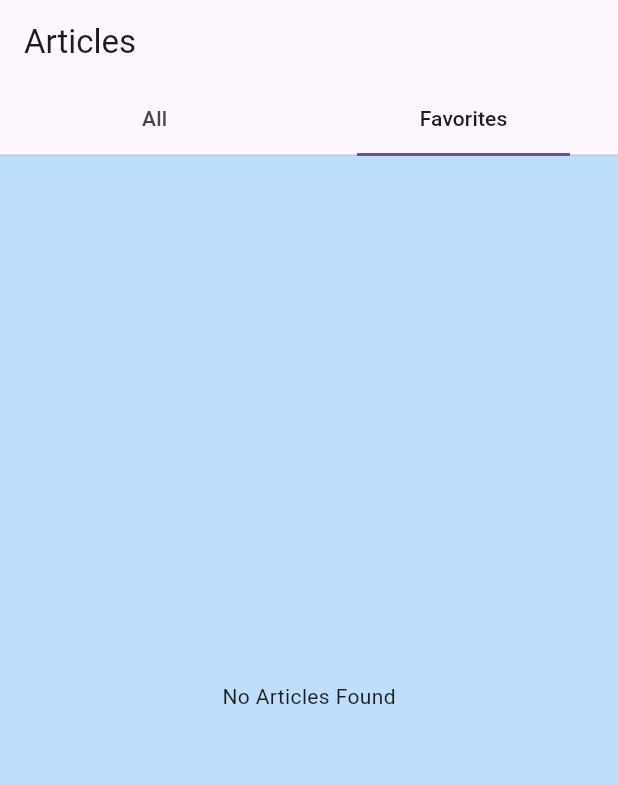
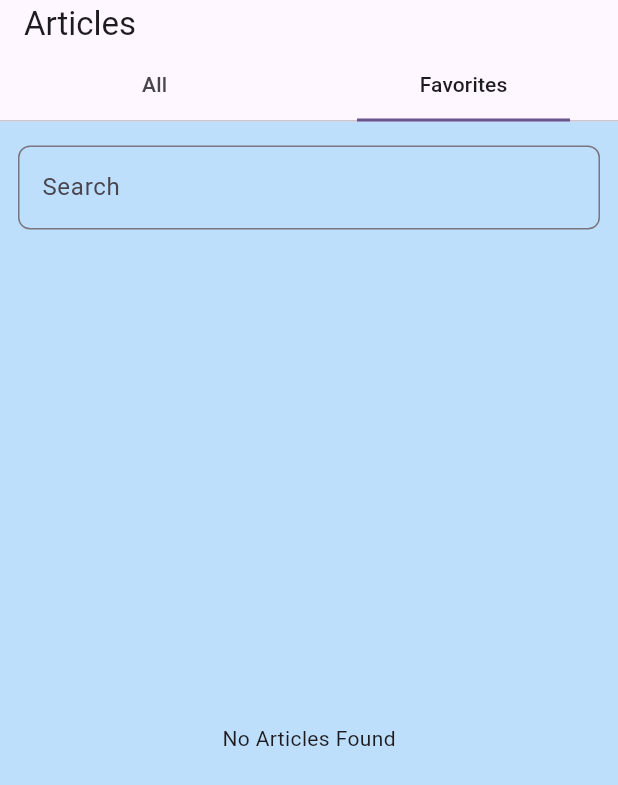
Before and after one commit to Priyanshu078/articles_app, a Flutter app: the screen it shows after launch, tab 2 chosen, on a phone screen of 412 x 824 dp. Shown: the top 785 px of the screen. Run offline on Flutter 3.47's test engine with Material 3 defaults, Android fonts, the phone set to English and light mode, and no system bars; our stand-ins replace dio, equatable, get_it, shared_preferences; network calls fail.

Commit message:
favorite articles done

```diff
--- a/lib/articles_feature/data/models/article_model.dart
+++ b/lib/articles_feature/data/models/article_model.dart
@@ -4,11 +4,11 @@ class ArticleModel extends ArticleEntity {
   const ArticleModel({required super.title, required super.body, required super.isFavorite});
 
   factory ArticleModel.fromJson(Map<String, dynamic> json) {
-    return ArticleModel(title: json['title'], body: json['body'], isFavorite: false);
+    return ArticleModel(title: json['title'], body: json['body'], isFavorite: json['isFavorite'] ?? false);
   }
 
   Map<String, dynamic> toJson() {
-    return {"title": title, "body": body};
+    return {"title": title, "body": body, "isFavorite": isFavorite};
   }
 
   ArticleEntity toEntity() {
--- a/lib/articles_feature/domain/entities/article_entity.dart
+++ b/lib/articles_feature/domain/entities/article_entity.dart
@@ -8,5 +8,9 @@ class ArticleEntity extends Equatable {
   const ArticleEntity({required this.title, required this.body, required this.isFavorite});
 
   @override
-  List<Object?> get props => [title, body, isFavorite];
+  List<Object?> get props => [title, body];
+
+  ArticleEntity copyWith({String? title, String? body, bool? isFavorite}) {
+    return ArticleEntity(title: title ?? this.title, body: body ?? this.body, isFavorite: isFavorite ?? this.isFavorite);
+  }
 }
--- a/lib/articles_feature/domain/repositories/article_repository.dart
+++ b/lib/articles_feature/domain/repositories/article_repository.dart
@@ -3,4 +3,6 @@ import 'package:articles_app_bharatnxt_assignment/articles_feature/domain/entiti
 abstract class ArticleRepository {
   Future<List<ArticleEntity>> getAllArticles();
   Future<List<ArticleEntity>> getFavoriteArticles();
+  Future<void> saveFavoriteArticle(ArticleEntity articleEntity);
+  Future<void> deleteFavoriteArticle(ArticleEntity articleEntity);
 }
--- /dev/null
+++ b/lib/articles_feature/domain/usecases/delete_favorite_article_usecase.dart
@@ -0,0 +1,12 @@
+import 'package:articles_app_bharatnxt_assignment/articles_feature/domain/entities/article_entity.dart';
+import 'package:articles_app_bharatnxt_assignment/articles_feature/domain/repositories/article_repository.dart';
+
+class DeleteFavoriteArticleUsecase {
+  final ArticleRepository repository;
+
+  DeleteFavoriteArticleUsecase(this.repository);
+
+  Future<void> call(ArticleEntity article) async {
+    await repository.deleteFavoriteArticle(article);
+  }
+}
--- /dev/null
+++ b/lib/articles_feature/domain/usecases/save_favorite_article_usecase.dart
@@ -0,0 +1,12 @@
+import 'package:articles_app_bharatnxt_assignment/articles_feature/domain/entities/article_entity.dart';
+import 'package:articles_app_bharatnxt_assignment/articles_feature/domain/repositories/article_repository.dart';
+
+class SaveFavoriteArticleUsecase {
+  final ArticleRepository repository;
+
+  SaveFavoriteArticleUsecase(this.repository);
+
+  Future<void> call(ArticleEntity article) async {
+    await repository.saveFavoriteArticle(article);
+  }
+}
--- /dev/null
+++ b/lib/articles_feature/presentation/screens/article_list_screen.dart
@@ -0,0 +1,75 @@
+import 'package:articles_app_bharatnxt_assignment/articles_feature/presentation/viewmodels/articles_view_model.dart';
+import 'package:articles_app_bharatnxt_assignment/articles_feature/presentation/widgets/articles_list_widget.dart';
+import 'package:articles_app_bharatnxt_assignment/core/constants/app_strings.dart';
+import 'package:flutter/material.dart';
+import 'package:provider/provider.dart';
+
+class ArticleListScreen extends StatefulWidget {
+  const ArticleListScreen({super.key});
+
+  @override
+  State<ArticleListScreen> createState() => _ArticleListScreenState();
+}
+
+class _ArticleListScreenState extends State<ArticleListScreen> with SingleTickerProviderStateMixin {
+  late final TabController _tabController;
+
+  @override
+  void initState() {
+    super.initState();
+    _tabController = TabController(length: 2, vsync: this);
+  }
+
+  @override
+  Widget build(BuildContext context) {
+    return Scaffold(
+      backgroundColor: Theme.of(context).primaryColorLight.withAlpha(500),
+      appBar: AppBar(
+        centerTitle: false,
+        title: Text(AppStrings.articles, style: Theme.of(context).textTheme.titleLarge),
+        bottom: PreferredSize(
+          preferredSize: Size(double.infinity, 25),
+          child: TabBar(
+            indicatorPadding: EdgeInsets.symmetric(horizontal: 32),
+            indicatorSize: TabBarIndicatorSize.tab,
+            labelStyle: Theme.of(context).textTheme.titleSmall,
+            controller: _tabController,
+            tabs: [Tab(text: AppStrings.all), Tab(text: AppStrings.favorites)],
+          ),
+        ),
+      ),
+      body: SafeArea(
+        child: TabBarView(
+          controller: _tabController,
+          children: [
+            Consumer<ArticlesViewModel>(
+              builder: (context, viewModel, _) {
+                return ArticleListWidget(
+                  articleList: viewModel.allArticles,
+                  refreshArticleList: () => viewModel.getAllArticles(shouldNotify: true),
+                  uiState: viewModel.uiState,
+                );
+              },
+            ),
+            Consumer<ArticlesViewModel>(
+              builder: (context, viewModel, _) {
+                return ArticleListWidget(
+                  articleList: viewModel.favoriteArticles,
+                  refreshArticleList: () => viewModel.getFavoriteArticles(shouldNotify: true),
+                  uiState: viewModel.favArticlesUIState,
+                  isFavoriteList: true,
+                );
+              },
+            ),
+          ],
+        ),
+      ),
+    );
+  }
+
+  @override
+  void dispose() {
+    _tabController.dispose();
+    super.dispose();
+  }
+}
--- a/lib/articles_feature/presentation/screens/articles_screen.dart
+++ /dev/null
@@ -1,64 +0,0 @@
-import 'package:articles_app_bharatnxt_assignment/articles_feature/domain/usecases/get_all_articles_usecase.dart';
-import 'package:articles_app_bharatnxt_assignment/articles_feature/domain/usecases/get_favorite_articles_usecase.dart';
-import 'package:articles_app_bharatnxt_assignment/articles_feature/presentation/viewmodels/articles_view_model.dart';
-import 'package:articles_app_bharatnxt_assignment/articles_feature/presentation/widgets/articles_list_widget.dart';
-import 'package:articles_app_bharatnxt_assignment/core/constants/app_strings.dart';
-import 'package:articles_app_bharatnxt_assignment/core/dependency_injection/injection.dart';
-import 'package:flutter/material.dart';
-import 'package:provider/provider.dart';
-
-class ArticlesScreen extends StatefulWidget {
-  const ArticlesScreen({super.key});
-
-  @override
-  State<ArticlesScreen> createState() => _ArticlesScreenState();
-}
-
-class _ArticlesScreenState extends State<ArticlesScreen> with SingleTickerProviderStateMixin {
-  late final TabController _tabController;
-
-  @override
-  void initState() {
-    super.initState();
-    _tabController = TabController(length: 2, vsync: this);
-  }
-
-  @override
-  Widget build(BuildContext context) {
-    return Scaffold(
-      backgroundColor: Theme.of(context).primaryColorLight.withAlpha(500),
-      appBar: AppBar(
-        centerTitle: false,
-        title: Text(AppStrings.articles, style: Theme.of(context).textTheme.titleLarge),
-        bottom: TabBar(
-          indicatorPadding: EdgeInsets.symmetric(horizontal: 32),
-          indicatorSize: TabBarIndicatorSize.tab,
-          labelStyle: Theme.of(context).textTheme.titleSmall,
-          controller: _tabController,
-          tabs: [Tab(text: AppStrings.all), Tab(text: AppStrings.favorites)],
-        ),
-      ),
-      body: SafeArea(
-        child: TabBarView(
-          controller: _tabController,
-          children: [
-            ChangeNotifierProvider(
-              create: (context) => ArticlesViewModel(getIt<GetAllArticlesUsecase>(), getIt<GetFavoriteArticlesUsecase>(), isFavorite: false),
-              child: ArticleListWidget(),
-            ),
-            ChangeNotifierProvider(
-              create: (context) => ArticlesViewModel(getIt<GetAllArticlesUsecase>(), getIt<GetFavoriteArticlesUsecase>(), isFavorite: true),
-              child: ArticleListWidget(),
-            ),
-          ],
-        ),
-      ),
-    );
-  }
-
-  @override
-  void dispose() {
-    _tabController.dispose();
-    super.dispose();
-  }
-}
--- a/lib/articles_feature/presentation/viewmodels/articles_view_model.dart
+++ b/lib/articles_feature/presentation/viewmodels/articles_view_model.dart
@@ -1,38 +1,74 @@
 import 'package:articles_app_bharatnxt_assignment/articles_feature/domain/entities/article_entity.dart';
+import 'package:articles_app_bharatnxt_assignment/articles_feature/domain/usecases/delete_favorite_article_usecase.dart';
 import 'package:articles_app_bharatnxt_assignment/articles_feature/domain/usecases/get_all_articles_usecase.dart';
 import 'package:articles_app_bharatnxt_assignment/articles_feature/domain/usecases/get_favorite_articles_usecase.dart';
+import 'package:articles_app_bharatnxt_assignment/articles_feature/domain/usecases/save_favorite_article_usecase.dart';
 import 'package:articles_app_bharatnxt_assignment/core/enums/ui_state_enum.dart';
 import 'package:flutter/material.dart';
 
 class ArticlesViewModel extends ChangeNotifier {
-  ArticlesViewModel(this._getAllArticlesUsecase, this._getFavoriteArticlesUsecase, {this.isFavorite = false}) {
-    getArticles();
+  ArticlesViewModel(
+    this._getAllArticlesUsecase,
+    this._getFavoriteArticlesUsecase,
+    this._saveFavoriteArticleUsecase,
+    this._deleteFavoriteArticleUsecase,
+  ) {
+    getAllArticles();
+    getFavoriteArticles();
   }
 
   final GetAllArticlesUsecase _getAllArticlesUsecase;
   final GetFavoriteArticlesUsecase _getFavoriteArticlesUsecase;
-  final bool isFavorite;
+  final SaveFavoriteArticleUsecase _saveFavoriteArticleUsecase;
+  final DeleteFavoriteArticleUsecase _deleteFavoriteArticleUsecase;
 
-  final List<ArticleEntity> _articles = [];
-  List<ArticleEntity> get articles => _articles;
+  final List<ArticleEntity> _allArticles = [];
+  List<ArticleEntity> get allArticles => _allArticles;
+
+  final List<ArticleEntity> _favoriteArticles = [];
+  List<ArticleEntity> get favoriteArticles => _favoriteArticles;
 
   UIState _uiState = UIState.empty;
   UIState get uiState => _uiState;
 
-  Future<void> getArticles({bool shouldNotify = false}) async {
-    _articles.clear();
+  UIState _favArticlesUIState = UIState.empty;
+  UIState get favArticlesUIState => _favArticlesUIState;
+
+  Future<void> getAllArticles({bool shouldNotify = false}) async {
+    _allArticles.clear();
     _uiState = UIState.loading;
     if (shouldNotify) notifyListeners();
-    List<ArticleEntity> response;
-    if (isFavorite) {
-      response = await _getFavoriteArticlesUsecase();
-    } else {
-      response = await _getAllArticlesUsecase();
-    }
+    List<ArticleEntity> response = await _getAllArticlesUsecase();
     if (response.isNotEmpty) {
-      _articles.addAll(response);
+      _allArticles.addAll(response);
     }
     _uiState = UIState.loaded;
     notifyListeners();
   }
+
+  Future<void> getFavoriteArticles({bool shouldNotify = false}) async {
+    _favoriteArticles.clear();
+    _favArticlesUIState = UIState.loading;
+    if (shouldNotify) notifyListeners();
+    List<ArticleEntity> response = await _getFavoriteArticlesUsecase();
+    if (response.isNotEmpty) {
+      _favoriteArticles.addAll(response);
+    }
+    _favArticlesUIState = UIState.loaded;
+    notifyListeners();
+  }
+
+  Future<void> markFavorite(int index) async {
+    final article = _allArticles[index];
+    final updatedArticle = article.copyWith(isFavorite: !article.isFavorite);
+    _allArticles[index] = updatedArticle;
+    notifyListeners();
+    if (!_favoriteArticles.contains(updatedArticle) && updatedArticle.isFavorite) {
+      _favoriteArticles.add(updatedArticle);
+      await _saveFavoriteArticleUsecase(updatedArticle);
+    } else if (!updatedArticle.isFavorite) {
+      _favoriteArticles.remove(updatedArticle);
+      await _deleteFavoriteArticleUsecase(updatedArticle);
+    }
+  }
 }
--- a/lib/articles_feature/presentation/widgets/articles_list_widget.dart
+++ b/lib/articles_feature/presentation/widgets/articles_list_widget.dart
@@ -1,42 +1,106 @@
 import 'package:articles_app_bharatnxt_assignment/articles_feature/domain/entities/article_entity.dart';
+import 'package:articles_app_bharatnxt_assignment/articles_feature/presentation/screens/article_detail_screen.dart';
 import 'package:articles_app_bharatnxt_assignment/articles_feature/presentation/viewmodels/articles_view_model.dart';
 import 'package:articles_app_bharatnxt_assignment/articles_feature/presentation/widgets/article_list_item_widget.dart';
+import 'package:articles_app_bharatnxt_assignment/core/constants/app_strings.dart';
 import 'package:articles_app_bharatnxt_assignment/core/enums/ui_state_enum.dart';
 import 'package:flutter/material.dart';
 import 'package:provider/provider.dart';
 
-class ArticleListWidget extends StatelessWidget {
-  const ArticleListWidget({super.key});
+class ArticleListWidget extends StatefulWidget {
+  const ArticleListWidget({
+    super.key,
+    this.isFavoriteList = false,
+    required this.articleList,
+    required this.refreshArticleList,
+    required this.uiState,
+  });
+
+  final bool isFavoriteList;
+  final List<ArticleEntity> articleList;
+  final Function() refreshArticleList;
+  final UIState uiState;
+
+  @override
+  State<ArticleListWidget> createState() => _ArticleListWidgetState();
+}
+
+class _ArticleListWidgetState extends State<ArticleListWidget> {
+  final TextEditingController _controller = TextEditingController();
 
   @override
   Widget build(BuildContext context) {
-    return Consumer<ArticlesViewModel>(
-      builder: (context, viewModel, _) {
-        if (viewModel.uiState == UIState.loading) {
-          return Center(child: CircularProgressIndicator());
-        }
-
-        if (viewModel.uiState == UIState.error) {
-          return Center(child: Text("error"));
-        }
-
-        if (viewModel.articles.isEmpty) {
-          return Center(child: Text("No Articles Found"));
-        }
-
-        return RefreshIndicator(
-          onRefresh: () async {
-            await viewModel.getArticles(shouldNotify: true);
-          },
-          child: ListView.builder(
-            itemCount: viewModel.articles.length,
-            itemBuilder: (context, index) {
-              final article = viewModel.articles[index];
-              return ArticleListItemWidget(article: ArticleEntity(title: article.title, body: article.body, isFavorite: article.isFavorite));
+    return Column(
+      children: [
+        const SizedBox(height: 16),
+        Padding(
+          padding: const EdgeInsets.symmetric(horizontal: 12.0),
+          child: TextField(
+            controller: _controller,
+            decoration: InputDecoration(hintText: "Search", border: OutlineInputBorder(borderRadius: BorderRadius.circular(8))),
+          ),
+        ),
+        const SizedBox(height: 8),
+        Expanded(
+          child: RefreshIndicator(
+            onRefresh: () async {
+              await widget.refreshArticleList();
             },
+            child: LayoutBuilder(
+              builder: (context, constraints) {
+                if (widget.articleList.isEmpty) {
+                  return _buildPlaceHolder(constraints);
+                } else {
+                  return ListView.builder(
+                    itemCount: widget.articleList.length,
+                    itemBuilder: (_, index) {
+                      final article = widget.articleList[index];
+                      return ArticleListItemWidget(
+                        article: article,
+                        markFavoriteCallback: () => context.read<ArticlesViewModel>().markFavorite(index),
+                        onTapCallback: () => _navigateToDetailPage(article),
+                        isFavoritesTile: widget.isFavoriteList,
+                      );
+                    },
+                  );
+                }
+              },
+            ),
           ),
-        );
-      },
+        ),
+      ],
     );
   }
+
+  Widget _buildPlaceHolder(BoxConstraints constraints) {
+    return SingleChildScrollView(
+      physics: AlwaysScrollableScrollPhysics(),
+      child: SizedBox(
+        height: constraints.maxHeight,
+        width: constraints.maxWidth,
+        child: Center(
+          child: Column(
+            mainAxisSize: MainAxisSize.min,
+            children: [
+              widget.uiState == UIState.loading
+                  ? Center(child: CircularProgressIndicator())
+                  : widget.uiState == UIState.error
+                  ? Center(child: Text(AppStrings.error))
+                  : Center(child: Text(AppStrings.noArticlesFound)),
+            ],
+          ),
+        ),
+      ),
+    );
+  }
+
+  void _navigateToDetailPage(ArticleEntity article) {
+    Navigator.push(context, MaterialPageRoute(builder: (_) => ArticleDetailScreen(article: article)));
+  }
+
+  @override
+  void dispose() {
+    _controller.dispose();
+    super.dispose();
+  }
 }
--- a/lib/core/constants/app_strings.dart
+++ b/lib/core/constants/app_strings.dart
@@ -2,4 +2,7 @@ class AppStrings {
   static const String articles = "Articles";
   static const String all = "All";
   static const String favorites = "Favorites";
+  static const String detailPage = "Detail Page";
+  static const String noArticlesFound = "No Articles Found";
+  static const String error = "Error";
 }
--- /dev/null
+++ b/lib/core/constants/shared_prefs_constants.dart
@@ -0,0 +1,3 @@
+class SharedPrefsConstants {
+  static const String favoriteArticles = "favorite_articles";
+}
--- a/lib/main.dart
+++ b/lib/main.dart
@@ -1,5 +1,8 @@
+import 'package:articles_app_bharatnxt_assignment/articles_feature/domain/usecases/delete_favorite_article_usecase.dart';
 import 'package:articles_app_bharatnxt_assignment/articles_feature/domain/usecases/get_all_articles_usecase.dart';
-import 'package:articles_app_bharatnxt_assignment/articles_feature/presentation/screens/articles_screen.dart';
+import 'package:articles_app_bharatnxt_assignment/articles_feature/domain/usecases/get_favorite_articles_usecase.dart';
+import 'package:articles_app_bharatnxt_assignment/articles_feature/domain/usecases/save_favorite_article_usecase.dart';
+import 'package:articles_app_bharatnxt_assignment/articles_feature/presentation/screens/article_list_screen.dart';
 import 'package:articles_app_bharatnxt_assignment/articles_feature/presentation/viewmodels/articles_view_model.dart';
 import 'package:articles_app_bharatnxt_assignment/core/dependency_injection/injection.dart';
 import 'package:flutter/material.dart';
@@ -7,7 +10,7 @@
 
 void main() async {
   WidgetsFlutterBinding.ensureInitialized();
-  registerDependencies();
+  await registerDependencies();
   runApp(const MyApp());
 }
 
@@ -20,7 +23,16 @@
       debugShowCheckedModeBanner: false,
       title: 'Articles App',
       theme: ThemeData(colorScheme: ColorScheme.fromSeed(seedColor: Colors.deepPurple)),
-      home: ArticlesScreen(),
+      home: ChangeNotifierProvider(
+        create:
+            (context) => ArticlesViewModel(
+              getIt<GetAllArticlesUsecase>(),
+              getIt<GetFavoriteArticlesUsecase>(),
+              getIt<SaveFavoriteArticleUsecase>(),
+              getIt<DeleteFavoriteArticleUsecase>(),
+            ),
+        child: ArticleListScreen(),
+      ),
     );
   }
 }
```
Also changed, not shown: lib/articles_feature/data/datasources/article_local_data_source.dart (+10 -12 lines), lib/articles_feature/data/repositories/article_repository_impl.dart (+26 -2 lines), lib/articles_feature/presentation/screens/article_detail_screen.dart (added, +28 -0 lines), lib/articles_feature/presentation/widgets/article_list_item_widget.dart (+15 -2 lines), lib/core/dependency_injection/injection.dart (+17 -5 lines), lib/core/storage/shared_preferences_helper.dart (added, +22 -0 lines).
